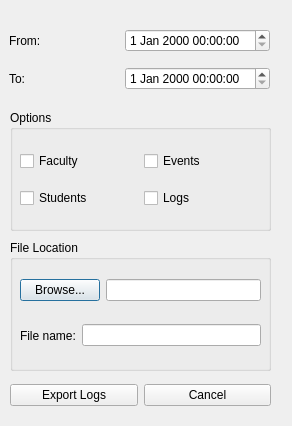
Before: the Qt Designer form Lab-Check-in-System/savelogsview.ui in calebkrlich/Computer-Lab-Check-in-System, drawn with Qt 5.
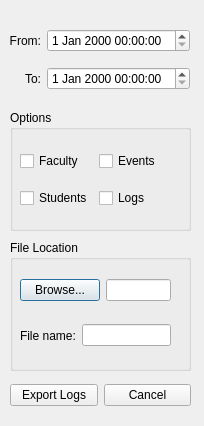
After: the same form once the commit is applied.

Patch:
```diff
--- a/Lab-Check-in-System/savelogsview.ui
+++ b/Lab-Check-in-System/savelogsview.ui
@@ -6,7 +6,7 @@
    <rect>
     <x>0</x>
     <y>0</y>
-    <width>292</width>
+    <width>204</width>
     <height>426</height>
    </rect>
   </property>
@@ -18,7 +18,7 @@
     <rect>
      <x>9</x>
      <y>20</y>
-     <width>261</width>
+     <width>181</width>
      <height>80</height>
     </rect>
    </property>
@@ -34,6 +34,9 @@
       <property name="text">
        <string>From:</string>
       </property>
+      <property name="alignment">
+       <set>Qt::AlignRight|Qt::AlignTrailing|Qt::AlignVCenter</set>
+      </property>
      </widget>
     </item>
     <item row="1" column="0">
@@ -41,6 +44,9 @@
       <property name="text">
        <string>To:</string>
       </property>
+      <property name="alignment">
+       <set>Qt::AlignRight|Qt::AlignTrailing|Qt::AlignVCenter</set>
+      </property>
      </widget>
     </item>
    </layout>
@@ -50,7 +56,7 @@
     <rect>
      <x>10</x>
      <y>110</y>
-     <width>261</width>
+     <width>181</width>
      <height>121</height>
     </rect>
    </property>
@@ -62,7 +68,7 @@
      <rect>
       <x>10</x>
       <y>30</y>
-      <width>241</width>
+      <width>151</width>
       <height>80</height>
      </rect>
     </property>
@@ -103,7 +109,7 @@
     <rect>
      <x>10</x>
      <y>240</y>
-     <width>261</width>
+     <width>181</width>
      <height>131</height>
     </rect>
    </property>
@@ -115,7 +121,7 @@
      <rect>
       <x>10</x>
       <y>30</y>
-      <width>241</width>
+      <width>151</width>
       <height>41</height>
      </rect>
     </property>
@@ -137,7 +143,7 @@
      <rect>
       <x>10</x>
       <y>80</y>
-      <width>241</width>
+      <width>151</width>
       <height>31</height>
      </rect>
     </property>
@@ -160,7 +166,7 @@
     <rect>
      <x>10</x>
      <y>380</y>
-     <width>261</width>
+     <width>181</width>
      <height>31</height>
     </rect>
    </property>
```
